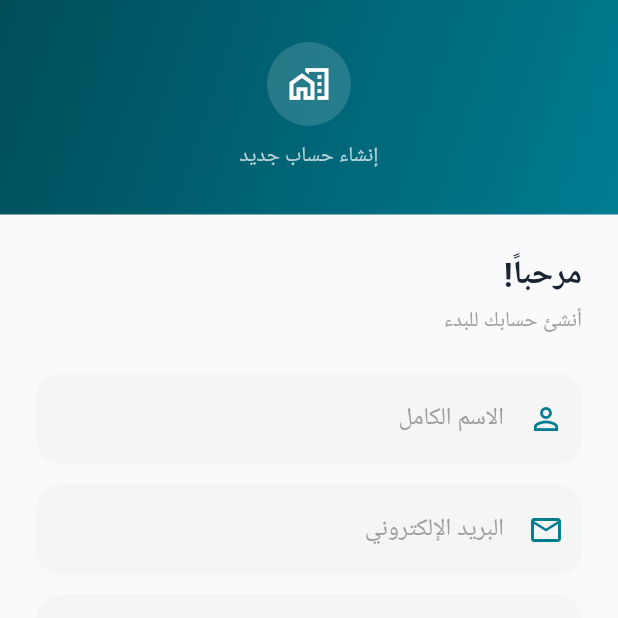
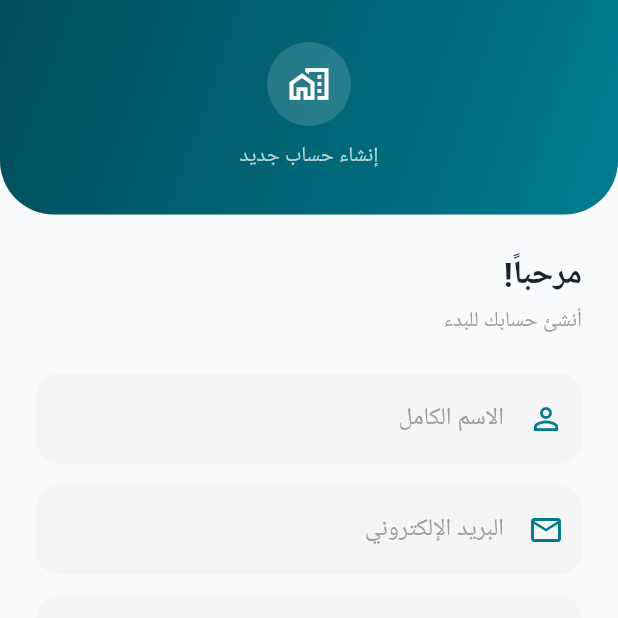
Before and after one commit to Abuttayeb/hajez_v2, a Flutter app: the screen it shows after launch, after a tap on "تخطي", after a tap on "إنشاء حساب", on a phone screen of 412 x 824 dp, the top half of it. Run offline on Flutter 3.47's test engine with Material 3 defaults, Android fonts, the phone set to English and light mode, and no system bars; our stand-ins replace cached_network_image, connectivity_plus, dio, firebase_core, firebase_messaging, flutter_map and 7 more; accounts and stored records are empty; network calls fail; Roboto replaces fonts that are missing (Cairo); project files that could hold a hidden picture were left out; key blocks and very long unbroken strings in the code were emptied for the run.

Commit message:
إصلاح أخطاء compile حقيقية ظهرت من flutter build فعلي: - TabBarTheme -> TabBarThemeData (app_theme.dart) - تبسيط loadCategories/getCategories لتطابق التايبات (farm_provider, farm_service) - BorderRadius.vertical -> .only لاستخدام bottomLeft/bottomRight (login/register screens) - استخراج unread_count الصحيح من getUnreadCount (home_screen, profile_screen) - InteractiveFlag.none يحتاج تغليف بـ InteractionOptions (farm_detail_screen) - as String للقيم بـ filter_screen (type Object -> String) - Container(borderRadius:) غير موجود -> استخدام decoration (my_bookings_screen shimmer) - _load في my_farms_screen يرجع Future<void> ليتوافق مع onRefresh

```diff
--- a/lib/screens/auth/login_screen.dart
+++ b/lib/screens/auth/login_screen.dart
@@ -31,7 +31,7 @@ class LoginScreen extends StatelessWidget {
                   padding: const EdgeInsets.fromLTRB(24, 40, 24, 36),
                   decoration: const BoxDecoration(
                     gradient: LinearGradient(colors: [AppColors.primaryDark, AppColors.primary], begin: Alignment.topLeft, end: Alignment.bottomRight),
-                    borderRadius: BorderRadius.vertical(bottomLeft: Radius.circular(36), bottomRight: Radius.circular(36)),
+                    borderRadius: BorderRadius.only(bottomLeft: Radius.circular(36), bottomRight: Radius.circular(36)),
                   ),
                   child: Column(
                     children: [
--- a/lib/screens/auth/register_screen.dart
+++ b/lib/screens/auth/register_screen.dart
@@ -32,7 +32,7 @@ class RegisterScreen extends StatelessWidget {
                   padding: const EdgeInsets.fromLTRB(24, 28, 24, 28),
                   decoration: const BoxDecoration(
                     gradient: LinearGradient(colors: [AppColors.primaryDark, AppColors.primary], begin: Alignment.topLeft, end: Alignment.bottomRight),
-                    borderRadius: BorderRadius.vertical(bottomLeft: Radius.circular(36), bottomRight: Radius.circular(36)),
+                    borderRadius: BorderRadius.only(bottomLeft: Radius.circular(36), bottomRight: Radius.circular(36)),
                   ),
                   child: Column(children: [
                     LOGO_BASE64.isEmpty
--- a/lib/screens/farm/farm_detail_screen.dart
+++ b/lib/screens/farm/farm_detail_screen.dart
@@ -962,7 +962,8 @@ class _FarmDetailScreenState extends State<FarmDetailScreen> {
                             initialCenter: LatLng(lat!, lng!),
                             initialZoom: 14,
                             interactionOptions:
-                                const InteractiveFlag.none,
+                                const InteractionOptions(
+                                    flags: InteractiveFlag.none),
                           ),
                           children: [
                             TileLayer(
--- a/lib/screens/farm/filter_screen.dart
+++ b/lib/screens/farm/filter_screen.dart
@@ -63,7 +63,7 @@ class _FilterScreenState extends State<FilterScreen> {
                 {'value': 'villa', 'label': 'فيلا', 'icon': Icons.villa_outlined},
                 {'value': 'resort', 'label': 'منتجع', 'icon': Icons.spa_outlined},
               ].map((t) => GestureDetector(
-                onTap: () => setState(() => _type = t['value']!),
+                onTap: () => setState(() => _type = t['value'] as String),
                 child: AnimatedContainer(
                   duration: const Duration(milliseconds: 250),
                   padding: const EdgeInsets.symmetric(horizontal: 18, vertical: 10),
@@ -75,7 +75,7 @@ class _FilterScreenState extends State<FilterScreen> {
                   child: Row(mainAxisSize: MainAxisSize.min, children: [
                     Icon(t['icon'] as IconData, size: 16, color: _type == t['value'] ? AppColors.white : AppColors.darkSecondary),
                     const SizedBox(width: 6),
-                    Text(t['label']!, style: TextStyle(color: _type == t['value'] ? AppColors.white : AppColors.dark, fontFamily: 'Cairo', fontWeight: FontWeight.w600)),
+                    Text(t['label'] as String, style: TextStyle(color: _type == t['value'] ? AppColors.white : AppColors.dark, fontFamily: 'Cairo', fontWeight: FontWeight.w600)),
                   ]),
                 ),
               )).toList(),
--- a/lib/screens/home/home_screen.dart
+++ b/lib/screens/home/home_screen.dart
@@ -74,7 +74,8 @@ class _HomeScreenState extends State<HomeScreen> {
 
   Future<void> _loadUnreadCount() async {
     try {
-      final count = await FarmService.getUnreadCount();
+      final res = await FarmService.getUnreadCount();
+      final count = (res['unread_count'] ?? 0) as int;
       if (mounted) setState(() => _unreadCount = count);
     } catch (_) {}
   }
--- a/lib/screens/owner/my_farms_screen.dart
+++ b/lib/screens/owner/my_farms_screen.dart
@@ -41,7 +41,7 @@ class _MyFarmsScreenState extends State<MyFarmsScreen> {
     }
   }
 
-  void _load() async {
+  Future<void> _load() async {
     setState(() => _loading = true);
     try {
       final res = await FarmService.getMyFarms();
--- a/lib/screens/profile/profile_screen.dart
+++ b/lib/screens/profile/profile_screen.dart
@@ -28,7 +28,8 @@ class _ProfileScreenState extends State<ProfileScreen> {
 
   Future<void> _loadUnreadCount() async {
     try {
-      final count = await FarmService.getUnreadCount();
+      final res = await FarmService.getUnreadCount();
+      final count = (res['unread_count'] ?? 0) as int;
       if (mounted) setState(() => _notificationsCount = count);
     } catch (_) {}
   }
--- a/lib/services/farm_service.dart
+++ b/lib/services/farm_service.dart
@@ -32,9 +32,7 @@ class FarmService {
       );
       return response['data'] is List
           ? response['data'] as List<dynamic>
-          : response is List
-              ? response
-              : <dynamic>[];
+          : <dynamic>[];
     } on ApiException {
       rethrow;
     }
--- a/lib/utils/app_theme.dart
+++ b/lib/utils/app_theme.dart
@@ -197,7 +197,7 @@ class AppTheme {
       titleTextStyle: const TextStyle(fontFamily: 'Cairo', fontWeight: FontWeight.w700, fontSize: 20),
     ),
     dividerTheme: const DividerThemeData(thickness: 1, color: AppColors.grey200),
-    tabBarTheme: const TabBarTheme(
+    tabBarTheme: const TabBarThemeData(
       labelColor: AppColors.primary,
       unselectedLabelColor: AppColors.grey500,
       indicatorColor: AppColors.primary,
@@ -267,7 +267,7 @@ class AppTheme {
       shape: RoundedRectangleBorder(borderRadius: BorderRadius.circular(AppRadius.xxl)),
     ),
     dividerTheme: const DividerThemeData(thickness: 1, color: AppDarkColors.border),
-    tabBarTheme: const TabBarTheme(
+    tabBarTheme: const TabBarThemeData(
       labelColor: AppDarkColors.primary,
       unselectedLabelColor: AppDarkColors.textSecondary,
       indicatorColor: AppDarkColors.primary,
```
Also changed, not shown: lib/providers/farm_provider.dart (+1 -7 lines), lib/screens/booking/my_bookings_screen.dart (+7 -1 lines).
